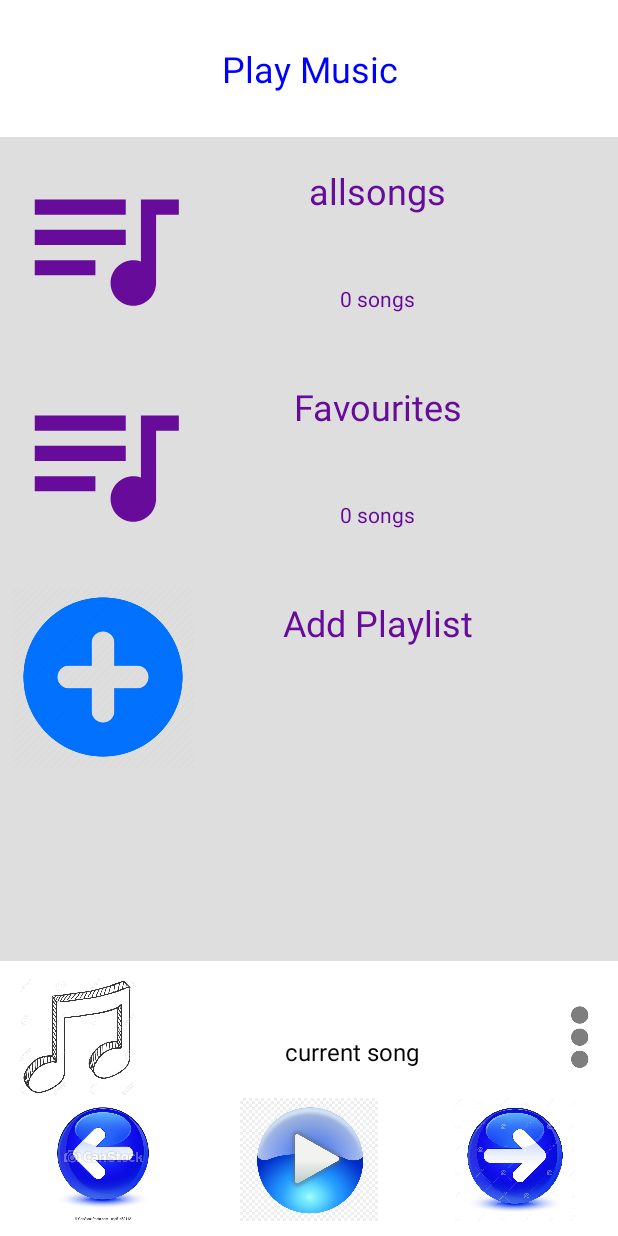
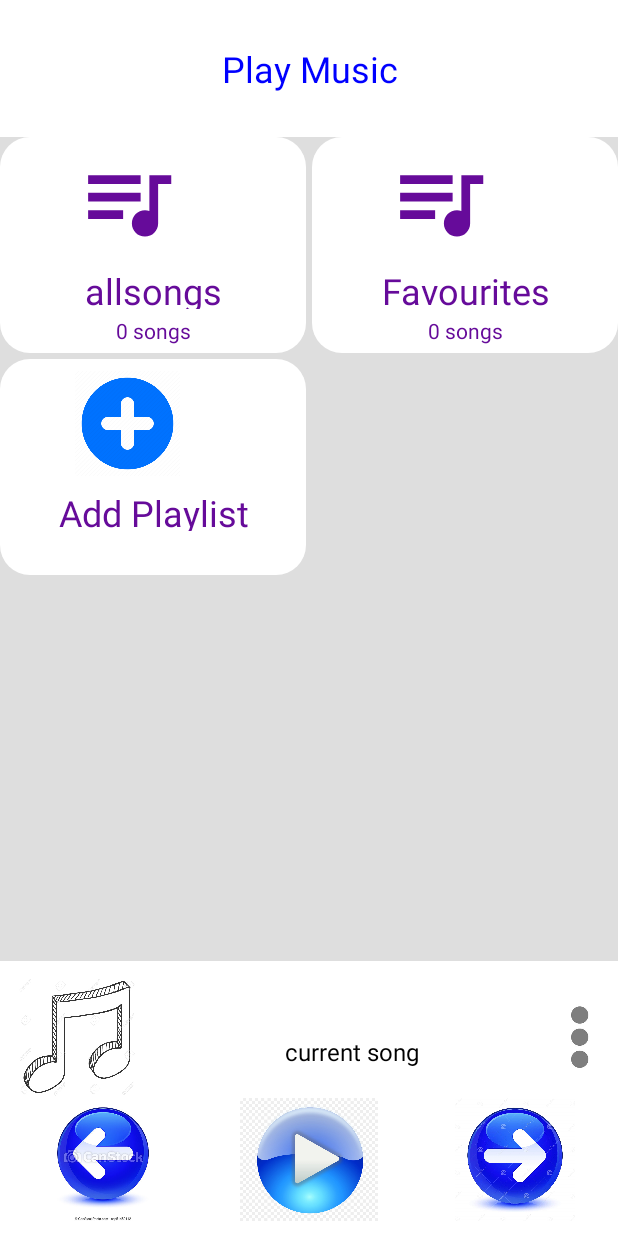
Before and after one commit to Daniel-Macharia/Mp3Player, an Android app: the screen it shows after launch (MainActivity), on a phone screen of 412 x 824 dp. Run offline under Robolectric (Android 15) with nearby library versions, the phone set to English and light mode, and no system bars.

Commit message:
changed the list view containing the playlists into a grid view

```diff
--- a/app/src/main/java/com/example/mp3player/MainActivity.java
+++ b/app/src/main/java/com/example/mp3player/MainActivity.java
@@ -38,6 +38,7 @@ import android.widget.TableLayout;
 import android.widget.TableRow;
 import android.widget.TextView;
 import android.widget.Toast;
+import android.widget.GridView;
 
 import java.io.File;
 import java.io.LineNumberInputStream;
@@ -54,7 +55,8 @@ public class MainActivity extends AppCompatActivity {
 
     private TextView name;
     private ImageView img;
-    private ListView playlists;
+    //private ListView playlists;
+    private GridView playlistGrid;
 
     private TableLayout listTable;
     private static Context context;
@@ -79,8 +81,8 @@ public class MainActivity extends AppCompatActivity {
 
         //listTable = findViewById( R.id.list_table );
 
-        playlists = findViewById( R.id.playlists_list );
-        playlists.setChoiceMode( ListView.CHOICE_MODE_MULTIPLE );
+        playlistGrid = findViewById( R.id.playlists_list );
+        //playlists.setChoiceMode( ListView.CHOICE_MODE_MULTIPLE );
 
         nxt = findViewById(R.id.next);
         prev = findViewById(R.id.previous);
@@ -100,7 +102,7 @@ public class MainActivity extends AppCompatActivity {
             lists.add( new playlistItems( -1,"Add Playlist",0) );
 
             PlaylistItemsAdapter adapter = new PlaylistItemsAdapter( MainActivity.this, lists);
-            playlists.setAdapter( adapter );
+            playlistGrid.setAdapter( adapter );
 
         }catch(Exception e)
         {
--- a/app/src/main/res/layout/activity_main.xml
+++ b/app/src/main/res/layout/activity_main.xml
@@ -20,14 +20,16 @@
         android:gravity="center"
         />
 
-    <ListView
+    <GridView
         android:id="@+id/playlists_list"
         android:layout_width="match_parent"
         android:layout_height="0dp"
         android:layout_weight="6"
         android:background="@color/cream"
-        android:cacheColorHint="#000000"
-        android:divider="@null"
+        android:numColumns="2"
+        android:verticalSpacing="4dp"
+        android:horizontalSpacing="4dp"
+        android:gravity="center"
         />
 
     <LinearLayout
--- a/app/src/main/res/layout/playlists.xml
+++ b/app/src/main/res/layout/playlists.xml
@@ -2,23 +2,40 @@
 <LinearLayout xmlns:android="http://schemas.android.com/apk/res/android"
     android:layout_width="match_parent"
     android:layout_height="144dp"
-    android:orientation="horizontal"
+    android:orientation="vertical"
+    android:background="@drawable/background_rounded_corners"
+    android:backgroundTint="@color/white"
     >
 
-    <ImageView
-        android:id="@+id/image"
-        android:layout_width="0dp"
-        android:layout_height="match_parent"
+    <LinearLayout
+        android:layout_width="match_parent"
+        android:layout_height="0dp"
         android:layout_weight="3"
-        android:src="@drawable/music_icon"
-        android:padding="8dp"
-        />
+        android:orientation="horizontal"
 
+        >
+        <ImageView
+            android:id="@+id/image"
+            android:layout_width="0dp"
+            android:layout_height="match_parent"
+            android:layout_weight="5"
+            android:src="@drawable/music_icon"
+            android:padding="8dp"
+            />
+        <ImageView
+            android:id="@+id/more"
+            android:layout_width="0dp"
+            android:layout_height="match_parent"
+            android:layout_weight="1"
+            android:src="@drawable/baseline_more_vert_24"
+            android:padding="8dp"
+            />
+    </LinearLayout>
 
     <LinearLayout
-        android:layout_width="0dp"
-        android:layout_height="match_parent"
-        android:layout_weight="5"
+        android:layout_width="match_parent"
+        android:layout_height="0dp"
+        android:layout_weight="2"
         android:orientation="vertical"
         >
 
@@ -45,13 +62,4 @@
 
     </LinearLayout>
 
-    <ImageView
-        android:id="@+id/more"
-        android:layout_width="0dp"
-        android:layout_height="match_parent"
-        android:layout_weight="1"
-        android:src="@drawable/baseline_more_vert_24"
-        android:padding="8dp"
-        />
-
 </LinearLayout>
```
